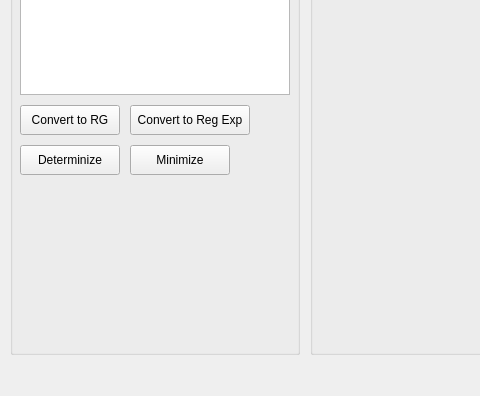
Above: ui/main_window.ui from ramnaq/midena before the change; both pictures show x 0 to 480 and y 204 to 600 of the 900 by 600 pixel window. Below: the same form after it.
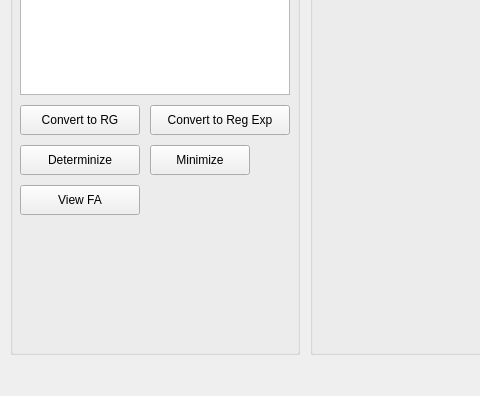
That is the form after the change.

```diff
--- a/ui/main_window.ui
+++ b/ui/main_window.ui
@@ -82,7 +82,7 @@
       <rect>
        <x>10</x>
        <y>280</y>
-       <width>100</width>
+       <width>120</width>
        <height>30</height>
       </rect>
      </property>
@@ -111,7 +111,7 @@
       <rect>
        <x>10</x>
        <y>320</y>
-       <width>100</width>
+       <width>120</width>
        <height>30</height>
       </rect>
      </property>
@@ -122,7 +122,7 @@
     <widget class="QPushButton" name="btn_minimize_fa">
      <property name="geometry">
       <rect>
-       <x>120</x>
+       <x>140</x>
        <y>320</y>
        <width>100</width>
        <height>30</height>
@@ -135,9 +135,9 @@
     <widget class="QPushButton" name="btn_convert_fa_regex">
      <property name="geometry">
       <rect>
-       <x>120</x>
+       <x>140</x>
        <y>280</y>
-       <width>120</width>
+       <width>140</width>
        <height>30</height>
       </rect>
      </property>
@@ -145,6 +145,19 @@
       <string>Convert to Reg Exp</string>
      </property>
     </widget>
+    <widget class="QPushButton" name="btn_view_fa">
+     <property name="geometry">
+      <rect>
+       <x>10</x>
+       <y>360</y>
+       <width>120</width>
+       <height>30</height>
+      </rect>
+     </property>
+     <property name="text">
+      <string>View FA</string>
+     </property>
+    </widget>
    </widget>
    <widget class="QGroupBox" name="groupBox_2">
     <property name="geometry">
```
